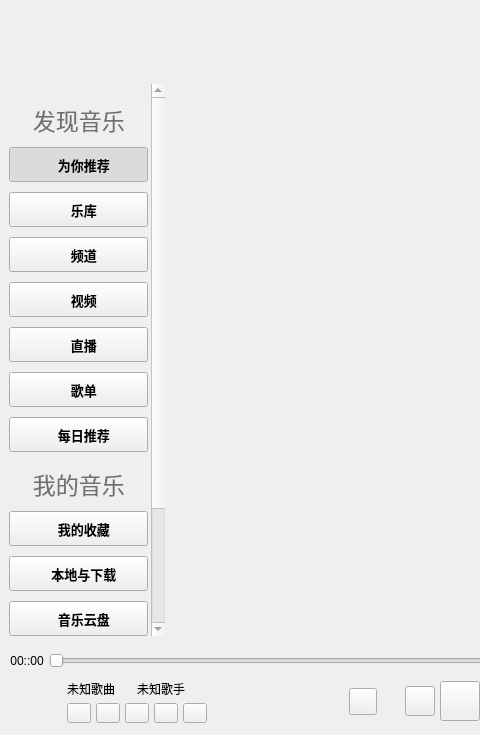
Before: the Qt Designer form KuGouStart/KuGouApp.ui in a-mo-xi-wei/Qt-KuGouAppClient, drawn with Qt 5; both pictures show x 0 to 480 and y 0 to 735 of the 1060 by 735 pixel window.
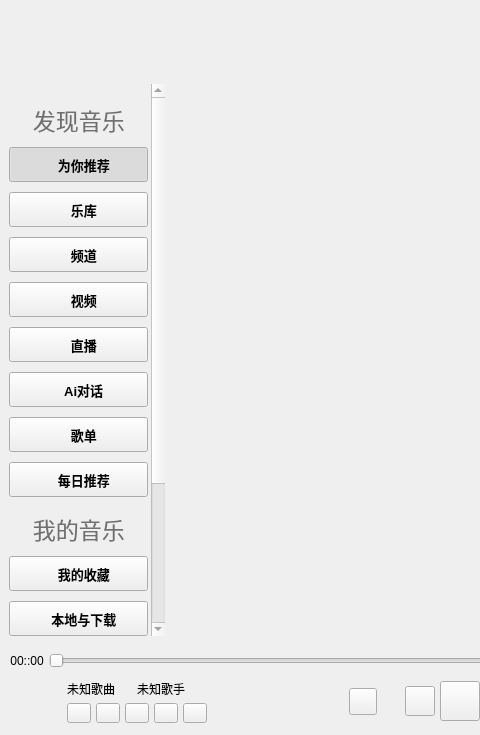
After: the same form once the commit is applied. Custom widgets are drawn as their Qt base class.

Commit message: 新增Ai对话界面，接入DeepSeek

Diff of the .ui file:
```diff
--- a/KuGouStart/KuGouApp.ui
+++ b/KuGouStart/KuGouApp.ui
@@ -137,7 +137,7 @@
            <x>0</x>
            <y>0</y>
            <width>148</width>
-           <height>689</height>
+           <height>734</height>
           </rect>
          </property>
          <layout class="QVBoxLayout" name="verticalLayout_3">
@@ -444,6 +444,55 @@
                </property>
               </widget>
              </item>
+             <item>
+              <widget class="QToolButton" name="ai_chat_toolButton">
+               <property name="sizePolicy">
+                <sizepolicy hsizetype="Preferred" vsizetype="Preferred">
+                 <horstretch>0</horstretch>
+                 <verstretch>0</verstretch>
+                </sizepolicy>
+               </property>
+               <property name="minimumSize">
+                <size>
+                 <width>130</width>
+                 <height>35</height>
+                </size>
+               </property>
+               <property name="maximumSize">
+                <size>
+                 <width>140</width>
+                 <height>40</height>
+                </size>
+               </property>
+               <property name="font">
+                <font>
+                 <pointsize>10</pointsize>
+                 <bold>true</bold>
+                </font>
+               </property>
+               <property name="cursor">
+                <cursorShape>PointingHandCursor</cursorShape>
+               </property>
+               <property name="text">
+                <string>   Ai对话</string>
+               </property>
+               <property name="iconSize">
+                <size>
+                 <width>20</width>
+                 <height>20</height>
+                </size>
+               </property>
+               <property name="checkable">
+                <bool>true</bool>
+               </property>
+               <property name="autoExclusive">
+                <bool>false</bool>
+               </property>
+               <property name="toolButtonStyle">
+                <enum>Qt::ToolButtonTextBesideIcon</enum>
+               </property>
+              </widget>
+             </item>
              <item>
               <widget class="QToolButton" name="song_list_toolButton">
                <property name="sizePolicy">
```
The commit also changes 25 other files.
